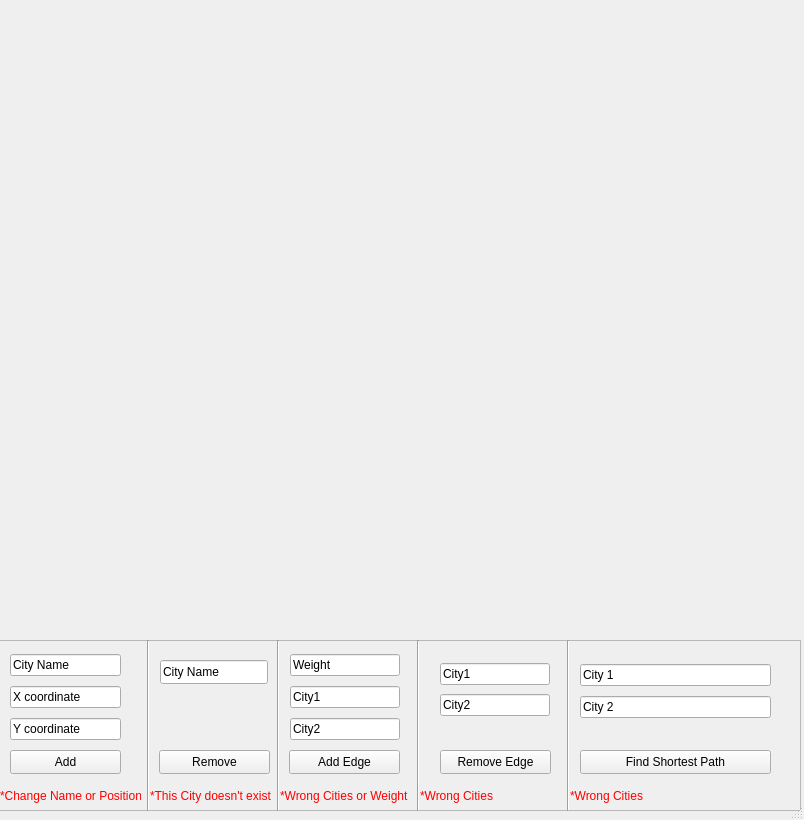
Old version of the form Wasalnithree/mainwindow.ui in the repository MohamESalem/Wasalni-QT.
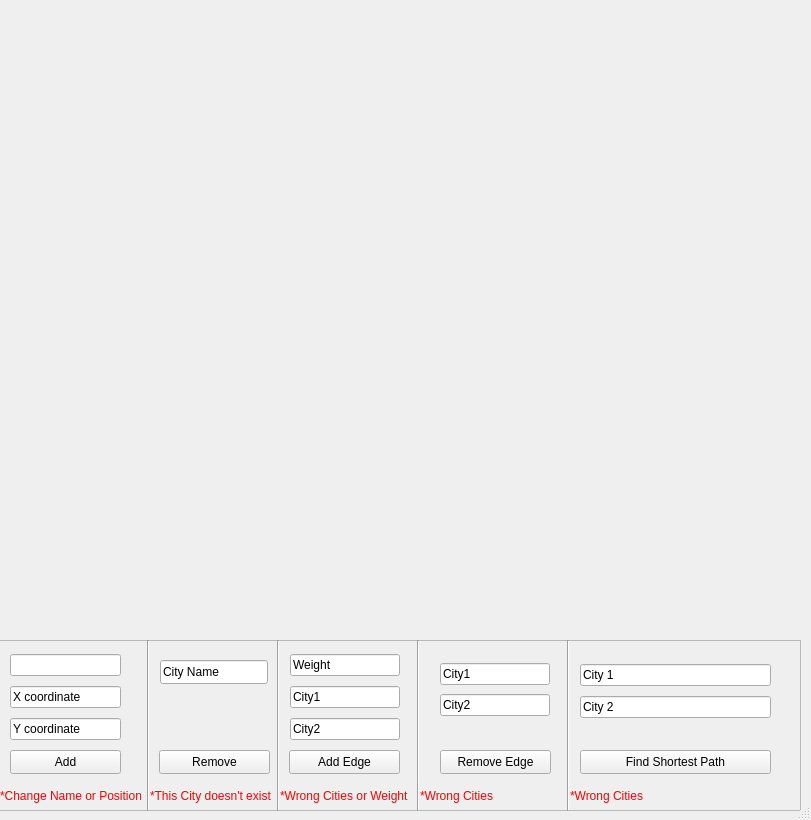
New version of the form.

Patch:
```diff
--- a/Wasalnithree/mainwindow.ui
+++ b/Wasalnithree/mainwindow.ui
@@ -9,7 +9,7 @@
    <rect>
     <x>0</x>
     <y>0</y>
-    <width>804</width>
+    <width>811</width>
     <height>820</height>
    </rect>
   </property>
@@ -206,7 +206,7 @@
       <item>
        <widget class="QLineEdit" name="cityNameAddText">
         <property name="text">
-         <string>City Name</string>
+         <string/>
         </property>
        </widget>
       </item>
@@ -395,7 +395,7 @@
      <rect>
       <x>10</x>
       <y>0</y>
-      <width>801</width>
+      <width>791</width>
       <height>631</height>
      </rect>
     </property>
```
